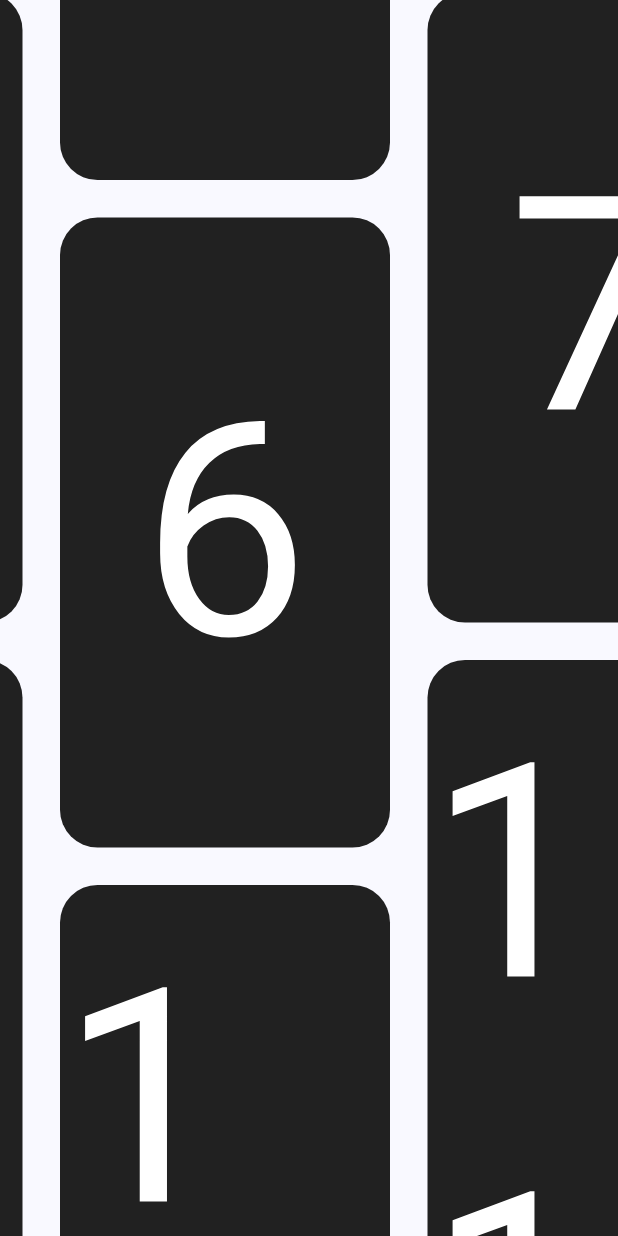
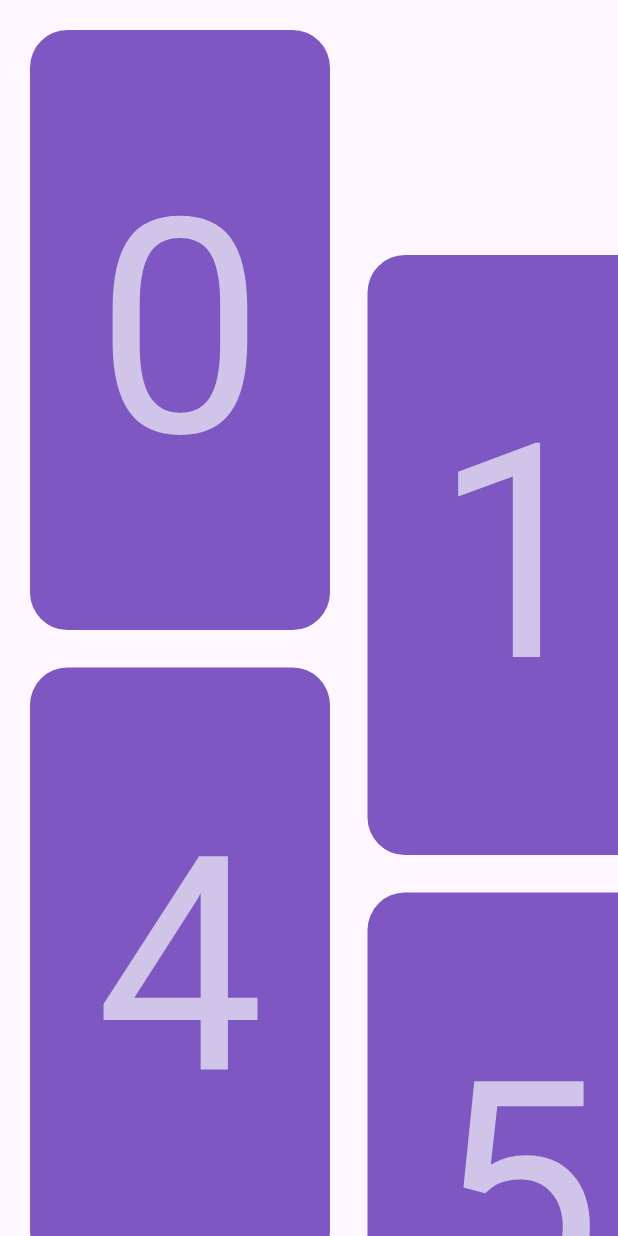
Before and after one commit to Elrefaiy/flutter_ui, a Flutter app: the screen it shows after launch, on a phone screen of 412 x 824 dp. Run offline on Flutter 3.47's test engine with Material 2 defaults, Android fonts, the phone set to English and light mode, and no system bars.

Commit message:
interactive grid with wrap

```diff
--- a/lib/app.dart
+++ b/lib/app.dart
@@ -1,5 +1,5 @@
 import 'package:flutter/material.dart';
-import 'screens/grid_with_wrap.dart';
+import 'package:flutter_ui/screens/interactive_grid.dart';
 
 class FlutterUi extends StatelessWidget {
   const FlutterUi({super.key});
@@ -9,13 +9,13 @@ class FlutterUi extends StatelessWidget {
     return MaterialApp(
       debugShowCheckedModeBanner: false,
       theme: ThemeData(
+        useMaterial3: true,
         colorScheme: ColorScheme.fromSeed(
-          seedColor: Colors.blueAccent,
-          background: Colors.black,
+          seedColor: Colors.deepPurple,
+          background: Colors.deepPurple.shade100,
         ),
-        useMaterial3: true,
       ),
-      home: const GridWrapView(),
+      home: const InteractiveGrid(),
     );
   }
 }
--- a/lib/screens/grid_with_wrap.dart
+++ b/lib/screens/interactive_grid.dart
@@ -1,43 +1,39 @@
 import 'package:flutter/material.dart';
 
-class GridWrapView extends StatefulWidget {
-  const GridWrapView({super.key});
+class InteractiveGrid extends StatefulWidget {
+  const InteractiveGrid({super.key});
 
   @override
-  State<GridWrapView> createState() => _GridWrapViewState();
+  State<InteractiveGrid> createState() => _InteractiveGridState();
 }
 
-class _GridWrapViewState extends State<GridWrapView> {
-  double top = -450;
-  double left = -450;
-  int columns = 4; //must be even, so each column has either odd or even index
-  int spaces = 3; //columns - 1, number of spaces between columns
-  double childWidth = 220;
+class _InteractiveGridState extends State<InteractiveGrid> {
+  double top = 20;
+  double left = 20;
+  int coulmns = 4; // must be even
+  int spaces = 3; // coulmns -1
   double spacing = 25;
+  double childWidth = 200;
 
   @override
   Widget build(BuildContext context) {
     return Scaffold(
       body: GestureDetector(
         onPanUpdate: (details) {
-          setState(
-            () {
-              top += (details.delta.dy * 2);
-              left += (details.delta.dx * 2);
-            },
-          );
+          setState(() {
+            top += (details.delta.dy);
+            left += (details.delta.dx);
+          });
         },
         child: Stack(
-          children: <Widget>[
+          children: [
             AnimatedPositioned(
-              curve: Curves.easeOut,
               top: top,
               left: left,
-              duration: const Duration(
-                milliseconds: 500,
-              ),
+              duration: const Duration(milliseconds: 500),
+              curve: Curves.easeOut,
               child: SizedBox(
-                width: (columns * childWidth) + (spaces * spacing),
+                width: (coulmns * childWidth) + (spaces * spacing),
                 child: Wrap(
                   spacing: spacing,
                   runSpacing: spacing,
@@ -45,23 +41,20 @@ class _GridWrapViewState extends State<GridWrapView> {
                     20,
                     (index) {
                       return Transform.translate(
-                        offset: Offset(
-                          0,
-                          index.isEven ? 150 : 0,
-                        ),
+                        offset: Offset(0, index.isOdd ? 150 : 0),
                         child: Container(
                           width: childWidth,
-                          height: 420,
+                          height: 400,
                           decoration: BoxDecoration(
-                            color: Colors.grey[900],
+                            color: Colors.deepPurple[400],
                             borderRadius: BorderRadius.circular(25),
                           ),
                           child: Center(
                             child: Text(
                               index.toString(),
-                              style: const TextStyle(
-                                color: Colors.white,
+                              style: TextStyle(
                                 fontSize: 200,
+                                color: Colors.deepPurple[100],
                               ),
                             ),
                           ),
```
